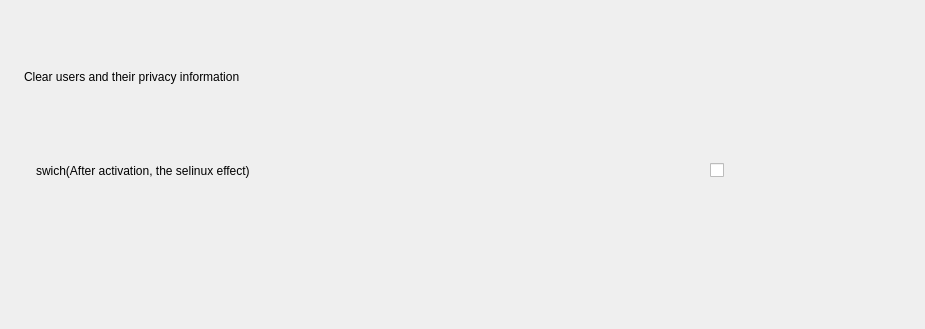
openeuler-mirror/ks-ssr, file src/ui/tool-box/access-control/access-control-page.ui: the form before one commit.
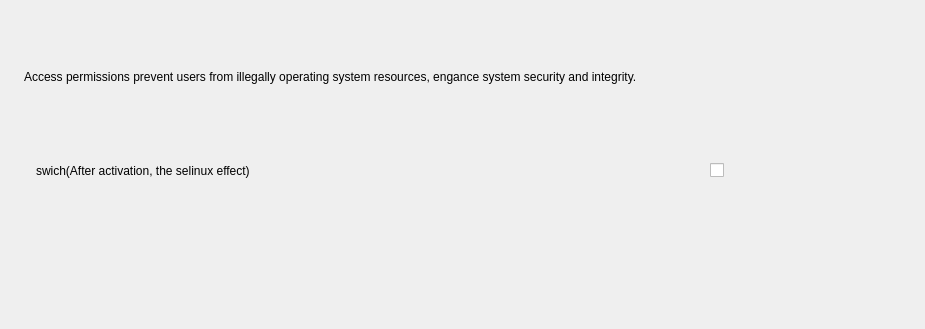
The form after the commit. Custom widgets are drawn as their Qt base class.

Diff of the .ui file:
```diff
--- a/src/ui/tool-box/access-control/access-control-page.ui
+++ b/src/ui/tool-box/access-control/access-control-page.ui
@@ -43,7 +43,7 @@
         </size>
        </property>
        <property name="text">
-        <string>Clear users and their privacy information</string>
+        <string>Access permissions prevent users from illegally operating system resources, engance system security and integrity.</string>
        </property>
       </widget>
      </item>
```
